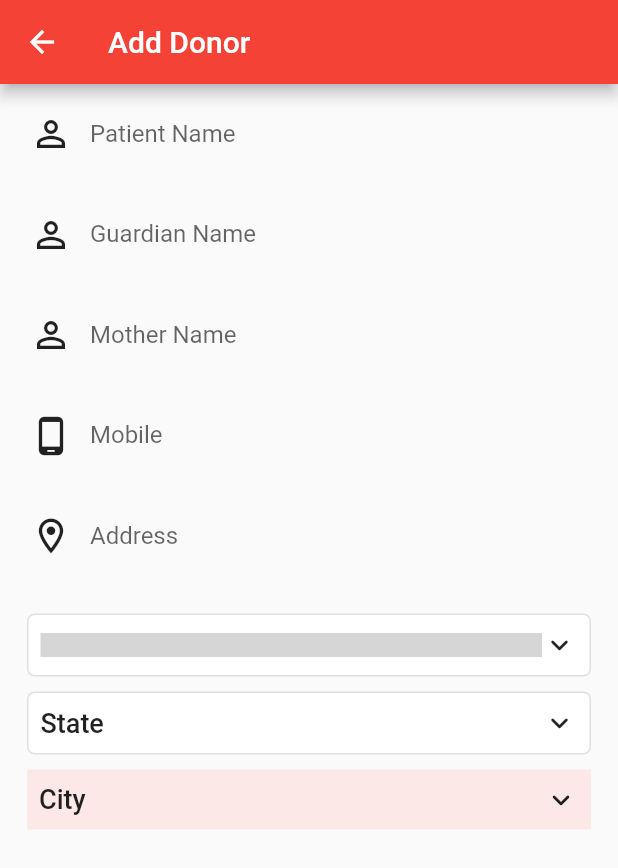
After one commit to asif8585/Blood-Bank, a Flutter app: the screen it shows after launch, after a tap on "Donor Registration", on a phone screen of 412 x 824 dp. The commit adds this screen. Shown: the top 868 px of the screen. Run offline on Flutter 3.47's test engine with Material 2 defaults, Android fonts, the phone set to English and light mode, and no system bars; drawn by our look-alikes of csc_picker; our stand-ins replace google_fonts; Roboto replaces fonts that are missing (Abel); grey boxes are pictures that could not be loaded.

Commit message:
half donor page done

```diff
--- /dev/null
+++ b/lib/screens/donor_registraion.dart
@@ -0,0 +1,153 @@
+import 'package:b_bank/widgets/cscPicker.dart';
+import 'package:flutter/material.dart';
+import 'package:google_fonts/google_fonts.dart';
+
+class donor_registration extends StatefulWidget {
+  donor_registration({Key? key}) : super(key: key);
+
+  @override
+  State<donor_registration> createState() => _donor_registrationState();
+}
+
+class _donor_registrationState extends State<donor_registration> {
+  @override
+  Widget build(BuildContext context) {
+    return Scaffold(
+      appBar: AppBar(
+          title: Text(
+        "Add Donor",
+        style: GoogleFonts.aBeeZee(),
+      )),
+      body: SingleChildScrollView(
+        child: Column(
+          children: [
+            //person name
+            Padding(
+              padding: const EdgeInsets.all(4.0),
+              child: Row(
+                children: [
+                  Padding(
+                    padding: const EdgeInsets.only(right: 12, left: 16),
+                    child: Icon(
+                      Icons.person_outline,
+                      size: 28,
+                    ),
+                  ),
+                  Expanded(
+                      child: TextFormField(
+                    decoration: InputDecoration(
+                        labelText: "Patient Name",
+                        labelStyle: GoogleFonts.aBeeZee(),
+                        hintText: "Lovely Singh",
+                        hintStyle: GoogleFonts.acme(color: Colors.black38),
+                        border: InputBorder.none),
+                  )),
+                ],
+              ),
+            ),
+            // guardian name
+
+            Padding(
+              padding: const EdgeInsets.all(4.0),
+              child: Row(
+                children: [
+                  Padding(
+                    padding: const EdgeInsets.only(right: 12, left: 16),
+                    child: Icon(
+                      Icons.person_outline,
+                      size: 28,
+                    ),
+                  ),
+                  Expanded(
+                      child: TextFormField(
+                    decoration: InputDecoration(
+                        labelText: "Guardian Name",
+                        labelStyle: GoogleFonts.aBeeZee(),
+                        hintText: "Diljeet Singh",
+                        hintStyle: GoogleFonts.acme(color: Colors.black38),
+                        border: InputBorder.none),
+                  )),
+                ],
+              ),
+            ),
+
+            // mother name
+            Padding(
+              padding: const EdgeInsets.all(4.0),
+              child: Row(
+                children: [
+                  Padding(
+                    padding: const EdgeInsets.only(right: 12, left: 16),
+                    child: Icon(
+                      Icons.person_outline,
+                      size: 28,
+                    ),
+                  ),
+                  Expanded(
+                      child: TextFormField(
+                    decoration: InputDecoration(
+                        labelText: "Mother Name",
+                        labelStyle: GoogleFonts.aBeeZee(),
+                        hintText: "Susmita ",
+                        hintStyle: GoogleFonts.acme(color: Colors.black38),
+                        border: InputBorder.none),
+                  )),
+                ],
+              ),
+            ),
+
+            //mobile
+            Padding(
+              padding: const EdgeInsets.all(4.0),
+              child: Row(
+                children: [
+                  Padding(
+                    padding: const EdgeInsets.only(right: 12, left: 16),
+                    child: Icon(
+                      Icons.phone_android_outlined,
+                      size: 28,
+                    ),
+                  ),
+                  Expanded(
+                      child: TextFormField(
+                    decoration: InputDecoration(
+                        labelText: "Mobile",
+                        labelStyle: GoogleFonts.aBeeZee(),
+                        hintText: "8585XXXX70",
+                        hintStyle: GoogleFonts.acme(color: Colors.black38),
+                        border: InputBorder.none),
+                  ))
+                ],
+              ),
+            ),
+            //address
+            Padding(
+              padding: const EdgeInsets.all(4.0),
+              child: Row(
+                children: [
+                  Padding(
+                    padding: const EdgeInsets.only(right: 12, left: 16),
+                    child: Icon(
+                      Icons.location_on_outlined,
+                      size: 28,
+                    ),
+                  ),
+                  Expanded(
+                      child: TextFormField(
+                    decoration: InputDecoration(
+                        labelText: "Address",
+                        labelStyle: GoogleFonts.aBeeZee(),
+                        hintText: "H.no 227,street 1,karol bagh",
+                        hintStyle: GoogleFonts.acme(color: Colors.black38),
+                        border: InputBorder.none),
+                  ))
+                ],
+              ),
+            ),
+            csc_Picker()
+          ],
+        ),
+      ),
+    );
+  }
+}
--- a/lib/screens/homeScreen.dart
+++ b/lib/screens/homeScreen.dart
@@ -1,3 +1,4 @@
+import 'package:b_bank/screens/donor_registraion.dart';
 import 'package:flutter/material.dart';
 import 'package:google_fonts/google_fonts.dart';
 
@@ -31,6 +32,8 @@ class _Home_ScreenState extends State<Home_Screen> {
               ),
             ),
           ),
+          ////////////////////////////////////////////
+
           Expanded(
             child: GridView.count(
               primary: false,
@@ -40,7 +43,12 @@ class _Home_ScreenState extends State<Home_Screen> {
               crossAxisCount: 2,
               children: <Widget>[
                 // donor registraion container
-                Container(
+                InkWell(
+                  onTap: () {
+                    Navigator.of(context).push(MaterialPageRoute(
+                        builder: (context) => donor_registration()));
+                  },
+                  child: Container(
                     child: Card(
                       elevation: 10,
                       shadowColor: Colors.redAccent,
@@ -65,6 +73,7 @@ class _Home_ScreenState extends State<Home_Screen> {
                             ),
                           ),
                         ],
+                      ),
                     ),
                   ),
                 ),
--- /dev/null
+++ b/lib/widgets/cscPicker.dart
@@ -0,0 +1,49 @@
+import 'package:csc_picker/csc_picker.dart';
+import 'package:flutter/material.dart';
+import 'package:google_fonts/google_fonts.dart';
+
+class csc_Picker extends StatefulWidget {
+  csc_Picker({Key? key}) : super(key: key);
+
+  @override
+  State<csc_Picker> createState() => _csc_PickerState();
+}
+
+String countryValue = "";
+String stateValue = "";
+String cityValue = "";
+String address = "";
+
+class _csc_PickerState extends State<csc_Picker> {
+  @override
+  Widget build(BuildContext context) {
+    return Padding(
+      padding: const EdgeInsets.all(18.0),
+      child: Column(children: [
+        CSCPicker(
+          // dropdownDecoration: BoxDecoration(
+          //     color: Colors.teal[50], borderRadius: BorderRadius.circular(25)),
+          layout: Layout.vertical,
+          dropdownHeadingStyle: GoogleFonts.aBeeZee(
+              fontSize: 20,
+              fontWeight: FontWeight.w700,
+              color: Colors.redAccent),
+          selectedItemStyle:
+              GoogleFonts.abel(fontSize: 18, fontWeight: FontWeight.w500),
+          disabledDropdownDecoration:
+              BoxDecoration(color: Color.fromARGB(223, 254, 229, 229)),
+          showStates: true,
+          showCities: true,
+          flagState: CountryFlag.ENABLE,
+          searchBarRadius: 25,
+          defaultCountry: DefaultCountry.India,
+          disableCountry: true,
+          dropdownDialogRadius: 25,
+          onCountryChanged: (value) {},
+          onCityChanged: (value) {},
+          onStateChanged: (value) {},
+        ),
+      ]),
+    );
+  }
+}
--- a/pubspec.yaml
+++ b/pubspec.yaml
@@ -37,6 +37,7 @@ dependencies:
   # Use with the CupertinoIcons class for iOS style icons.
   cupertino_icons: ^1.0.2
   google_fonts: ^3.0.1
+  csc_picker: ^0.2.6
 
 dev_dependencies:
   flutter_test:
```
Also changed, not shown: pubspec.lock. Lines whose indentation alone changed are shown as unchanged.
